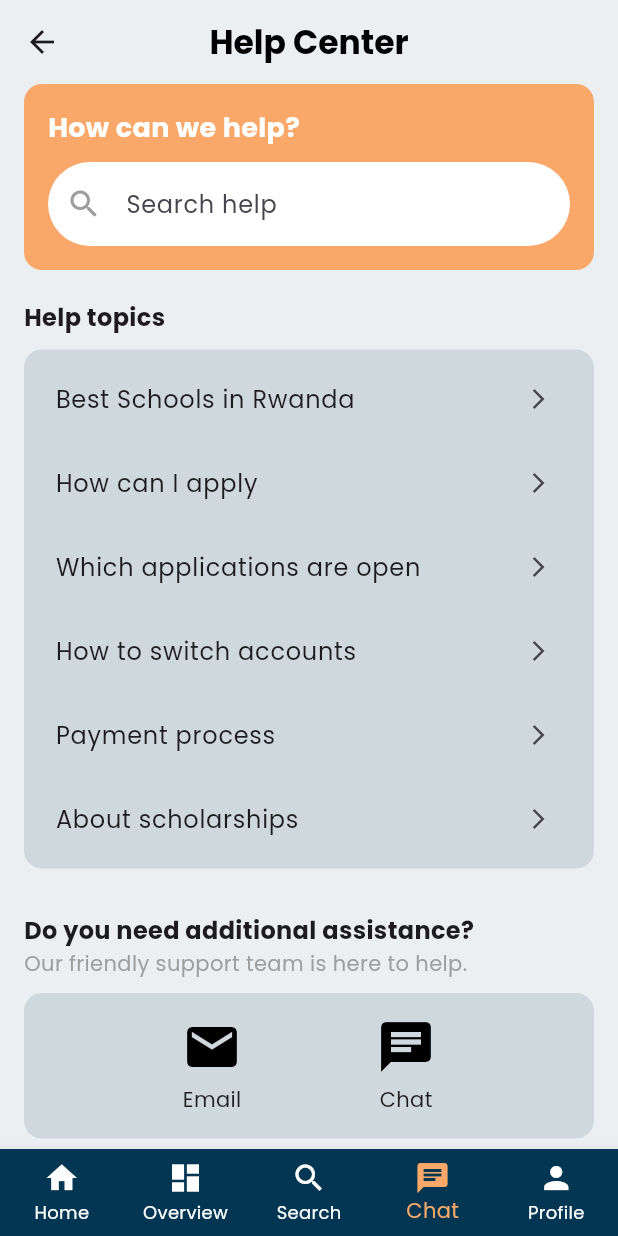
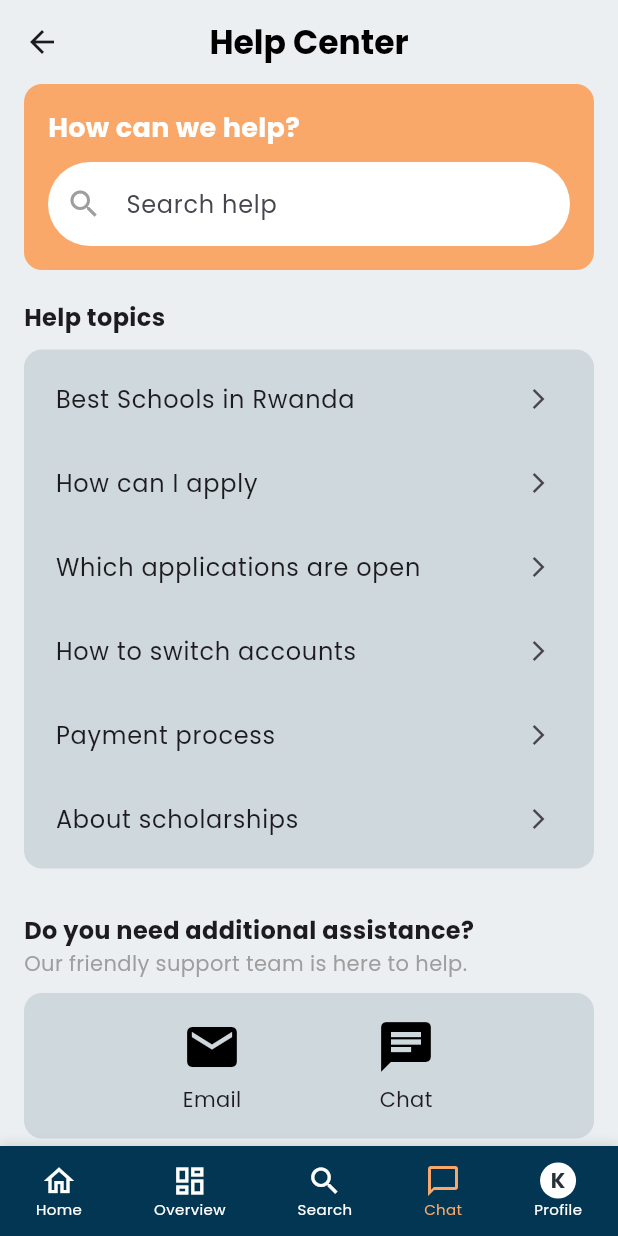
Before and after one commit to Eliane-M/school_quest, a Flutter app: the HelpCenterPage screen opened by its route, on a phone screen of 412 x 824 dp. Run offline on Flutter 3.47's test engine with Material 3 defaults, Android fonts, the phone set to English and light mode, and no system bars; our stand-ins replace pin_code_fields.

Commit message:
finalised user dashboard

```diff
--- a/school_quest/lib/user_dashboard/help_center_page.dart
+++ b/school_quest/lib/user_dashboard/help_center_page.dart
@@ -35,6 +35,7 @@ class _HelpCenterPageState extends State<HelpCenterPage> {
           Navigator.pushReplacementNamed(context, '/search');
           break;
         case 3:
+          // We're already on the help center page, so do nothing
           break;
         case 4:
           Navigator.pushReplacementNamed(context, '/profile');
@@ -65,7 +66,8 @@ class _HelpCenterPageState extends State<HelpCenterPage> {
                   Container(
                     padding: EdgeInsets.symmetric(horizontal: 16, vertical: 2),
                     decoration: BoxDecoration(
-                      border: Border(bottom: BorderSide(color: Colors.grey.shade200)),
+                      border: Border(
+                          bottom: BorderSide(color: Colors.grey.shade200)),
                     ),
                     child: Row(
                       children: [
@@ -82,18 +84,21 @@ class _HelpCenterPageState extends State<HelpCenterPage> {
                       children: [
                         // Profile Image
                         Padding(
-                          padding: EdgeInsets.symmetric(horizontal: 24, vertical: 20),
+                          padding: EdgeInsets.symmetric(
+                              horizontal: 24, vertical: 20),
                           child: CircleAvatar(
                             radius: 50,
                             backgroundColor: Colors.transparent,
-                            backgroundImage: AssetImage('images/email_support.png'),
+                            backgroundImage:
+                                AssetImage('images/email_support.png'),
                           ),
                           // SizedBox(height: 20),
                         ),
 
                         // Email Field
                         Padding(
-                          padding: EdgeInsets.symmetric(horizontal: 24, vertical: 8),
+                          padding:
+                              EdgeInsets.symmetric(horizontal: 24, vertical: 8),
                           child: Column(
                             crossAxisAlignment: CrossAxisAlignment.start,
                             children: [
@@ -101,8 +106,7 @@ class _HelpCenterPageState extends State<HelpCenterPage> {
                                   style: TextStyle(
                                     fontSize: 16,
                                     fontWeight: FontWeight.w500,
-                                )
-                              ),
+                                  )),
                               SizedBox(height: 8),
                               TextField(
                                 decoration: InputDecoration(
@@ -111,7 +115,8 @@ class _HelpCenterPageState extends State<HelpCenterPage> {
                                   border: OutlineInputBorder(
                                     borderRadius: BorderRadius.circular(8),
                                   ),
-                                  contentPadding: EdgeInsets.symmetric(vertical: 12),
+                                  contentPadding:
+                                      EdgeInsets.symmetric(vertical: 12),
                                 ),
                               ),
                             ],
@@ -120,7 +125,8 @@ class _HelpCenterPageState extends State<HelpCenterPage> {
 
                         // Full Name Field
                         Padding(
-                          padding: EdgeInsets.symmetric(horizontal: 24, vertical: 8),
+                          padding:
+                              EdgeInsets.symmetric(horizontal: 24, vertical: 8),
                           child: Column(
                             crossAxisAlignment: CrossAxisAlignment.start,
                             children: [
@@ -128,8 +134,7 @@ class _HelpCenterPageState extends State<HelpCenterPage> {
                                   style: TextStyle(
                                     fontSize: 16,
                                     fontWeight: FontWeight.w500,
-                                )
-                              ),
+                                  )),
                               SizedBox(height: 8),
                               TextField(
                                 decoration: InputDecoration(
@@ -138,7 +143,8 @@ class _HelpCenterPageState extends State<HelpCenterPage> {
                                   border: OutlineInputBorder(
                                     borderRadius: BorderRadius.circular(8),
                                   ),
-                                  contentPadding: EdgeInsets.symmetric(vertical: 12),
+                                  contentPadding:
+                                      EdgeInsets.symmetric(vertical: 12),
                                 ),
                               ),
                             ],
@@ -147,7 +153,8 @@ class _HelpCenterPageState extends State<HelpCenterPage> {
 
                         // Message Field
                         Padding(
-                          padding: EdgeInsets.symmetric(horizontal: 24, vertical: 8),
+                          padding:
+                              EdgeInsets.symmetric(horizontal: 24, vertical: 8),
                           child: Column(
                             crossAxisAlignment: CrossAxisAlignment.start,
                             children: [
@@ -155,8 +162,7 @@ class _HelpCenterPageState extends State<HelpCenterPage> {
                                   style: TextStyle(
                                     fontSize: 16,
                                     fontWeight: FontWeight.w500,
-                                )
-                              ),
+                                  )),
                               SizedBox(height: 8),
                               TextField(
                                 maxLines: 2,
@@ -177,7 +183,8 @@ class _HelpCenterPageState extends State<HelpCenterPage> {
 
                         // Submit Button
                         Padding(
-                          padding: EdgeInsets.symmetric(horizontal: 24, vertical: 16),
+                          padding: EdgeInsets.symmetric(
+                              horizontal: 24, vertical: 16),
                           child: SizedBox(
                             width: double.infinity,
                             height: 50,
@@ -189,14 +196,12 @@ class _HelpCenterPageState extends State<HelpCenterPage> {
                                   borderRadius: BorderRadius.circular(8),
                                 ),
                               ),
-                              child: Text(
-                                "Submit",
+                              child: Text("Submit",
                                   style: TextStyle(
                                     fontSize: 16,
                                     color: Colors.white,
                                     fontWeight: FontWeight.w500,
-                                )
-                              ),
+                                  )),
                             ),
                           ),
                         ),
@@ -234,7 +239,8 @@ class _HelpCenterPageState extends State<HelpCenterPage> {
                   Container(
                     padding: EdgeInsets.symmetric(horizontal: 16, vertical: 2),
                     decoration: BoxDecoration(
-                      border: Border(bottom: BorderSide(color: Colors.grey.shade200)),
+                      border: Border(
+                          bottom: BorderSide(color: Colors.grey.shade200)),
                     ),
                     child: Row(
                       mainAxisAlignment: MainAxisAlignment.spaceBetween,
@@ -245,15 +251,22 @@ class _HelpCenterPageState extends State<HelpCenterPage> {
                         ),
                         RichText(
                           text: TextSpan(
-                            style: TextStyle(fontSize: 14, color: Colors.grey.shade800),
+                            style: TextStyle(
+                                fontSize: 14, color: Colors.grey.shade800),
                             children: [
                               TextSpan(
                                 text: "Status:  ",
-                                style: TextStyle(fontFamily: 'Poppins', color: Colors.grey.shade600, fontWeight: FontWeight.w500),
+                                style: TextStyle(
+                                    fontFamily: 'Poppins',
+                                    color: Colors.grey.shade600,
+                                    fontWeight: FontWeight.w500),
                               ),
                               TextSpan(
                                 text: "Connected",
-                                style: TextStyle(fontFamily: 'Poppins', color: Colors.grey.shade600, fontWeight: FontWeight.bold),
+                                style: TextStyle(
+                                    fontFamily: 'Poppins',
+                                    color: Colors.grey.shade600,
+                                    fontWeight: FontWeight.bold),
                               ),
                             ],
                           ),
@@ -271,20 +284,28 @@ class _HelpCenterPageState extends State<HelpCenterPage> {
                         CircleAvatar(
                           radius: 32,
                           backgroundColor: Colors.transparent,
-                          backgroundImage: AssetImage('images/chat_support.png'),
+                          backgroundImage:
+                              AssetImage('images/chat_support.png'),
                         ),
                         SizedBox(width: 12),
                         RichText(
                           text: TextSpan(
-                            style: TextStyle(fontSize: 14, color: Colors.grey.shade800),
+                            style: TextStyle(
+                                fontSize: 14, color: Colors.grey.shade800),
                             children: [
                               TextSpan(
                                 text: "Schoolquest ",
-                                style: TextStyle(fontFamily: 'Poppins', color: Colors.grey.shade600, fontWeight: FontWeight.w800),
+                                style: TextStyle(
+                                    fontFamily: 'Poppins',
+                                    color: Colors.grey.shade600,
+                                    fontWeight: FontWeight.w800),
                               ),
                               TextSpan(
                                 text: "Team",
-                                style: TextStyle(fontFamily: 'Poppins', color: Colors.grey.shade600, fontWeight: FontWeight.normal),
+                                style: TextStyle(
+                                    fontFamily: 'Poppins',
+                                    color: Colors.grey.shade600,
+                                    fontWeight: FontWeight.normal),
                               ),
                             ],
                           ),
@@ -298,7 +319,8 @@ class _HelpCenterPageState extends State<HelpCenterPage> {
                     padding: EdgeInsets.symmetric(horizontal: 16, vertical: 8),
                     child: Text(
                       "9:51 AM",
-                      style: TextStyle(color: Colors.grey.shade500, fontSize: 12),
+                      style:
+                          TextStyle(color: Colors.grey.shade500, fontSize: 12),
                     ),
                   ),
 
@@ -380,12 +402,14 @@ class _HelpCenterPageState extends State<HelpCenterPage> {
                   Container(
                     padding: EdgeInsets.symmetric(horizontal: 16, vertical: 12),
                     decoration: BoxDecoration(
-                      border: Border(top: BorderSide(color: Colors.grey.shade200)),
+                      border:
+                          Border(top: BorderSide(color: Colors.grey.shade200)),
                     ),
                     child: Row(
                       children: [
                         IconButton(
-                          icon: Icon(Icons.more_horiz, color: Colors.grey.shade500),
+                          icon: Icon(Icons.more_horiz,
+                              color: Colors.grey.shade500),
                           onPressed: () {},
                         ),
                         Expanded(
@@ -398,7 +422,8 @@ class _HelpCenterPageState extends State<HelpCenterPage> {
                             child: TextField(
                               decoration: InputDecoration(
                                 hintText: "Type here",
-                                hintStyle: TextStyle(color: Colors.grey.shade500),
+                                hintStyle:
+                                    TextStyle(color: Colors.grey.shade500),
                                 border: InputBorder.none,
                               ),
                             ),
@@ -550,25 +575,106 @@ class _HelpCenterPageState extends State<HelpCenterPage> {
           ],
         ),
       ),
-      bottomNavigationBar: BottomNavigationBar(
-        backgroundColor: Color(0xFF023652),
-        selectedItemColor: const Color(0xFFF9A86A),
-        unselectedItemColor: Colors.white,
-        showUnselectedLabels: true,
-        type: BottomNavigationBarType.fixed,
-        elevation: 8,
-        currentIndex: _currentIndex,
-        onTap: _onItemTapped,
-        items: const [
-          BottomNavigationBarItem(icon: Icon(Icons.home), label: "Home"),
-          BottomNavigationBarItem(icon: Icon(Icons.dashboard), label: "Overview"),
-          BottomNavigationBarItem(icon: Icon(Icons.search), label: "Search"),
-          BottomNavigationBarItem(icon: Icon(Icons.chat), label: "Chat"),
-          BottomNavigationBarItem(icon: Icon(Icons.person), label: "Profile"),
+      bottomNavigationBar: _buildBottomNavBar(),
+    );
+  }
+
+  Widget _buildBottomNavBar() {
+    return Container(
+      height: 60,
+      decoration: BoxDecoration(
+        color: const Color(0xFF023652), // Updated to match the second code
+        boxShadow: [
+          BoxShadow(
+            color: Colors.grey.withOpacity(0.3),
+            spreadRadius: 1,
+            blurRadius: 5,
+            offset: const Offset(0, -1),
+          ),
+        ],
+      ),
+      child: Row(
+        mainAxisAlignment: MainAxisAlignment.spaceAround,
+        children: [
+          GestureDetector(
+            onTap: () => _onItemTapped(0),
+            child:
+                _buildNavItem(Icons.home_outlined, 'Home', _currentIndex == 0),
+          ),
+          GestureDetector(
+            onTap: () => _onItemTapped(1),
+            child: _buildNavItem(
+                Icons.dashboard_outlined, 'Overview', _currentIndex == 1),
+          ),
+          GestureDetector(
+            onTap: () => _onItemTapped(2),
+            child: _buildNavItem(Icons.search, 'Search', _currentIndex == 2),
+          ),
+          GestureDetector(
+            onTap: () => _onItemTapped(3),
+            child: _buildNavItem(
+                Icons.chat_bubble_outline, 'Chat', _currentIndex == 3),
+          ),
+          GestureDetector(
+            onTap: () => _onItemTapped(4),
+            child: _buildProfileNavItem(_currentIndex == 4),
+          ),
         ],
       ),
     );
   }
+
+  Widget _buildNavItem(IconData icon, String label, bool isSelected) {
+    return Column(
+      mainAxisAlignment: MainAxisAlignment.center,
+      children: [
+        Icon(
+          icon,
+          color: isSelected ? const Color(0xFFF9A86A) : Colors.white,
+          size: 24,
+        ),
+        Text(
+          label,
+          style: TextStyle(
+            color: isSelected ? const Color(0xFFF9A86A) : Colors.white,
+            fontSize: 10,
+          ),
+        ),
+      ],
+    );
+  }
+
+  Widget _buildProfileNavItem(bool isSelected) {
+    return Column(
+      mainAxisAlignment: MainAxisAlignment.center,
+      children: [
+        Container(
+          width: 24,
+          height: 24,
+          decoration: BoxDecoration(
+            color: isSelected ? const Color(0xFFF9A86A) : Colors.white,
+            shape: BoxShape.circle,
+          ),
+          child: Center(
+            child: Text(
+              'K',
+              style: TextStyle(
+                color: isSelected ? Colors.white : Colors.blueGrey[900],
+                fontSize: 14,
+                fontWeight: FontWeight.bold,
+              ),
+            ),
+          ),
+        ),
+        Text(
+          'Profile',
+          style: TextStyle(
+            color: isSelected ? const Color(0xFFF9A86A) : Colors.white,
+            fontSize: 10,
+          ),
+        ),
+      ],
+    );
   }
 
   Widget _faqItem(String text) {
@@ -587,3 +693,4 @@ Widget _faqItem(String text) {
       ),
     );
   }
+}
--- a/school_quest/lib/user_dashboard/overview_page.dart
+++ b/school_quest/lib/user_dashboard/overview_page.dart
@@ -196,7 +196,7 @@ class _SchoolListingPageState extends State<SchoolListingPage> {
               ),
             ),
 
-            // Updated Bottom navigation bar - now interactive
+            // Updated Bottom navigation bar
             Container(
               height: 60,
               decoration: BoxDecoration(
@@ -248,7 +248,7 @@ class _SchoolListingPageState extends State<SchoolListingPage> {
       children: [
         Icon(
           icon,
-          color: isSelected ? const Color(0xFFF9A86A) : Colors.white, // Use the orange highlight from home page
+          color: isSelected ? const Color(0xFFF9A86A) : Colors.white,
           size: 24,
         ),
         Text(
```
Also changed, not shown: 4 other files. Lines whose indentation alone changed are shown as unchanged.
